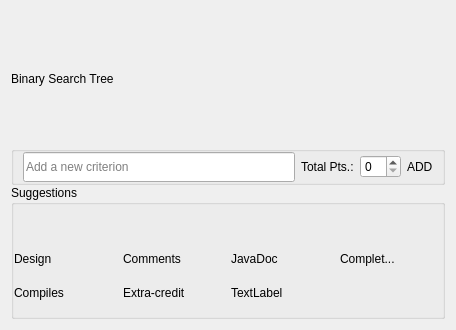
Above: TurboGrade/ui/rubricview.ui from wassgha/TurboGrade before the change. Below: the same form after it.
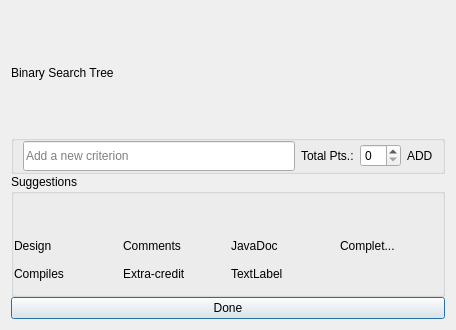
That is the form after the change. Icons and pictures are not drawn. Custom widgets are drawn as their Qt base class.

Commit message: Rubric Maker is no longer a separate window.

The edit to the form file:
```diff
--- a/TurboGrade/ui/rubricview.ui
+++ b/TurboGrade/ui/rubricview.ui
@@ -1,7 +1,7 @@
 <?xml version="1.0" encoding="UTF-8"?>
 <ui version="4.0">
  <class>RubricView</class>
- <widget class="QWidget" name="RubricView">
+ <widget class="QDialog" name="RubricView">
   <property name="geometry">
    <rect>
     <x>0</x>
@@ -295,6 +295,17 @@
      </layout>
     </widget>
    </item>
+   <item>
+    <widget class="QPushButton" name="done_btn">
+     <property name="text">
+      <string>Done</string>
+     </property>
+     <property name="icon">
+      <iconset resource="resources.qrc">
+       <normaloff>:/misc/res/confirm.png</normaloff>:/misc/res/confirm.png</iconset>
+     </property>
+    </widget>
+   </item>
   </layout>
  </widget>
  <customwidgets>
```
Left out of the diff: 63 changed lines with no effect on the pictures. The commit also changes 5 other files.
